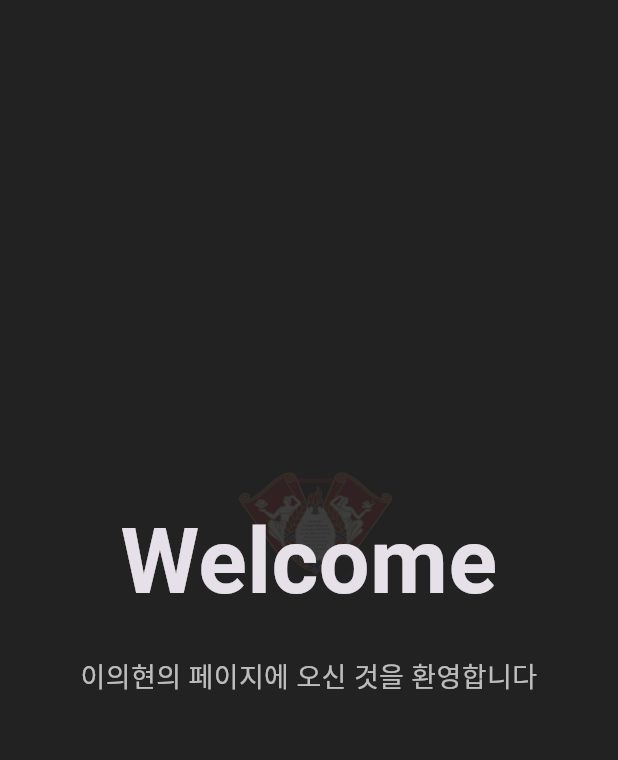
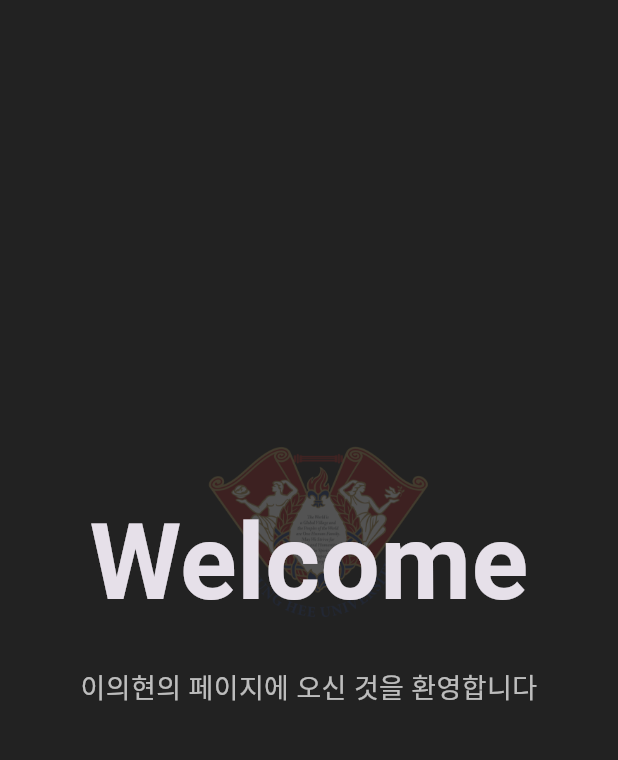
Before and after one commit to itagainst/my_first_website, a Flutter app: the screen it shows after launch, on a phone screen of 412 x 824 dp, the part 86-846 px from its top. Run offline on Flutter 3.47's test engine with Material 3 defaults, Android fonts, the phone set to English and light mode, and no system bars.

Commit message:
portfolio update

```diff
--- a/lib/main.dart
+++ b/lib/main.dart
@@ -1,4 +1,5 @@
 import 'package:flutter/material.dart';
+import 'package:url_launcher/url_launcher.dart';
 
 void main() {
   runApp(const MyWebsite());
@@ -18,8 +19,28 @@ class MyWebsite extends StatelessWidget {
   }
 }
 
-class HomePage extends StatelessWidget {
+class HomePage extends StatefulWidget {
   const HomePage({super.key});
+
+  @override
+  State<HomePage> createState() => _HomePageState();
+}
+
+class _HomePageState extends State<HomePage> {
+  double opacity = 0;
+  double offset = 50;
+
+  @override
+  void initState() {
+    super.initState();
+
+    Future.delayed(const Duration(milliseconds: 300), () {
+      setState(() {
+        opacity = 1;
+        offset = 0;
+      });
+    });
+  }
 
   @override
   Widget build(BuildContext context) {
@@ -31,10 +52,10 @@ class HomePage extends StatelessWidget {
         children: [
           Center(
             child: Opacity(
-              opacity: 0.12,
+              opacity: 0.22,
               child: Image.asset(
                 'assets/kyunghee_rogo.png',
-                width: width * 0.7,
+                width: width * 1.8,
                 fit: BoxFit.contain,
               ),
             ),
@@ -51,7 +72,14 @@ class HomePage extends StatelessWidget {
                   child: Row(
                     mainAxisAlignment: MainAxisAlignment.end,
                     children: [
-                      TextButton(
+                      MouseRegion(
+                        cursor: SystemMouseCursors.click,
+                        child: TextButton(
+                          style: ButtonStyle(
+                            overlayColor: WidgetStateProperty.all(
+                              Colors.white10,
+                            ),
+                          ),
                           onPressed: () {
                             Navigator.push(
                               context,
@@ -65,12 +93,19 @@ class HomePage extends StatelessWidget {
                             style: TextStyle(fontSize: 18, color: Colors.white),
                           ),
                         ),
+                      ),
                     ],
                   ),
                 ),
 
                 Expanded(
                   child: Center(
+                    child: AnimatedOpacity(
+                      duration: const Duration(seconds: 2),
+                      opacity: opacity,
+                      child: AnimatedContainer(
+                        duration: const Duration(seconds: 2),
+                        transform: Matrix4.translationValues(0, offset, 0),
                         child: Padding(
                           padding: const EdgeInsets.all(24),
                           child: Column(
@@ -80,7 +115,7 @@ class HomePage extends StatelessWidget {
                                 'Welcome',
                                 textAlign: TextAlign.center,
                                 style: TextStyle(
-                              fontSize: width < 600 ? 60 : 120,
+                                  fontSize: width < 600 ? 70 : 140,
                                   fontWeight: FontWeight.bold,
                                 ),
                               ),
@@ -100,6 +135,8 @@ class HomePage extends StatelessWidget {
                         ),
                       ),
                     ),
+                  ),
+                ),
               ],
             ),
           ),
@@ -112,9 +149,13 @@ class HomePage extends StatelessWidget {
 class AboutPage extends StatelessWidget {
   const AboutPage({super.key});
 
-  Widget infoTile(String title, String value) {
+  Widget infoTile(String title, String value, {VoidCallback? onTap}) {
     return Padding(
       padding: const EdgeInsets.symmetric(vertical: 10),
+      child: MouseRegion(
+        cursor: onTap != null ? SystemMouseCursors.click : MouseCursor.defer,
+        child: GestureDetector(
+          onTap: onTap,
           child: Container(
             width: double.infinity,
             padding: const EdgeInsets.all(18),
@@ -134,7 +175,21 @@ class AboutPage extends StatelessWidget {
               ],
             ),
           ),
+        ),
+      ),
     );
+  }
+
+  Future<void> openInstagram() async {
+    final uri = Uri.parse('https://instagram.com/dldmlhyn');
+
+    await launchUrl(uri, mode: LaunchMode.externalApplication);
+  }
+
+  Future<void> sendEmail() async {
+    final uri = Uri.parse('mailto:uyhyun1234@gmail.com');
+
+    await launchUrl(uri);
   }
 
   @override
@@ -168,9 +223,9 @@ class AboutPage extends StatelessWidget {
 
                 infoTile('전화번호', '010-2321-9857'),
 
-                infoTile('Instagram', '@dldmlhyn'),
+                infoTile('Instagram', '@dldmlhyn', onTap: openInstagram),
 
-                infoTile('E-Mail', 'uyhyun1234@gmail.com'),
+                infoTile('E-Mail', 'uyhyun1234@gmail.com', onTap: sendEmail),
               ],
             ),
           ),
--- a/pubspec.yaml
+++ b/pubspec.yaml
@@ -31,6 +31,7 @@ dependencies:
   flutter:
     sdk: flutter
 
+  url_launcher: ^6.3.2
   # The following adds the Cupertino Icons font to your application.
   # Use with the CupertinoIcons class for iOS style icons.
   cupertino_icons: ^1.0.8
@@ -38,6 +39,8 @@ dependencies:
 dev_dependencies:
   flutter_test:
     sdk: flutter
+
+
 
   # The "flutter_lints" package below contains a set of recommended lints to
   # encourage good coding practices. The lint set provided by the package is
```
Also changed, not shown: pubspec.lock, 11 other files. Lines whose indentation alone changed are shown as unchanged.
